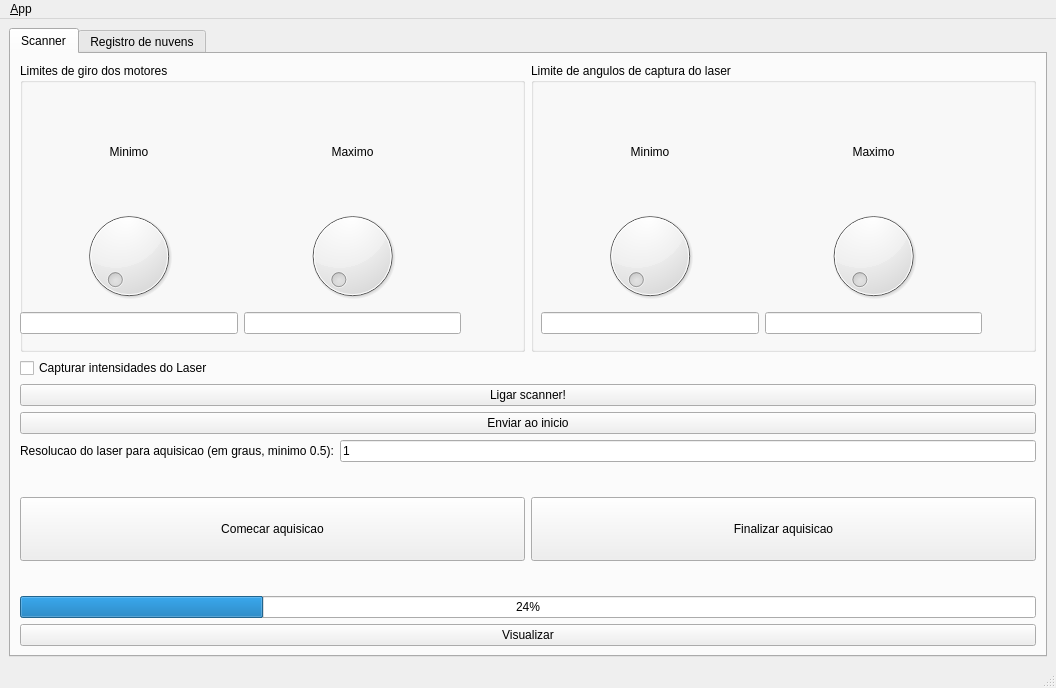
Old version of the form scanner_gui/ui/main_window.ui in the repository viniciusvidal2/scanner-laser.
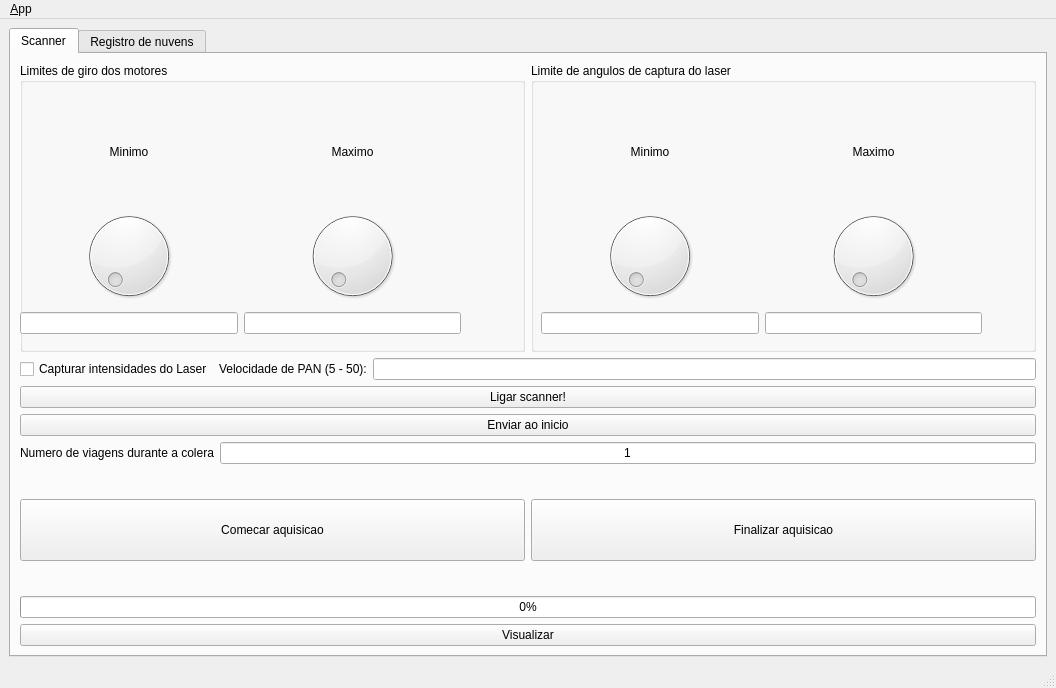
New version of the form. Icons and pictures are not drawn.

The edit to the form file:
```diff
--- a/scanner_gui/ui/main_window.ui
+++ b/scanner_gui/ui/main_window.ui
@@ -199,6 +199,8 @@
            <enum>QLayout::SetNoConstraint</enum>
           </property>
           <item>
+           <layout class="QHBoxLayout" name="horizontalLayout_6">
+            <item>
            <widget class="QCheckBox" name="checkBox_intensidades">
             <property name="text">
              <string>Capturar intensidades do Laser</string>
@@ -206,6 +208,22 @@
            </widget>
           </item>
           <item>
+             <widget class="QLabel" name="label_5">
+              <property name="text">
+               <string>Velocidade de PAN (5 - 50):</string>
+              </property>
+             </widget>
+            </item>
+            <item>
+             <widget class="QLineEdit" name="lineEdit_velocidadepan">
+              <property name="alignment">
+               <set>Qt::AlignCenter</set>
+              </property>
+             </widget>
+            </item>
+           </layout>
+          </item>
+          <item>
            <widget class="QPushButton" name="pushButton_ligarscanner">
             <property name="text">
              <string>Ligar scanner!</string>
@@ -224,7 +242,7 @@
             <item>
              <widget class="QLabel" name="label_resolucao">
               <property name="text">
-               <string>Resolucao do laser para aquisicao (em graus, minimo 0.5):</string>
+               <string>Numero de viagens durante a colera</string>
               </property>
              </widget>
             </item>
@@ -233,6 +251,9 @@
               <property name="text">
                <string>1</string>
               </property>
+              <property name="alignment">
+               <set>Qt::AlignCenter</set>
+              </property>
              </widget>
             </item>
            </layout>
@@ -300,7 +321,7 @@
           <item>
            <widget class="QProgressBar" name="progressBar">
             <property name="value">
-             <number>24</number>
+             <number>0</number>
             </property>
            </widget>
           </item>
```
Left out of the diff: 6 changed lines with no effect on the pictures. Lines whose indentation alone changed are shown as unchanged.
